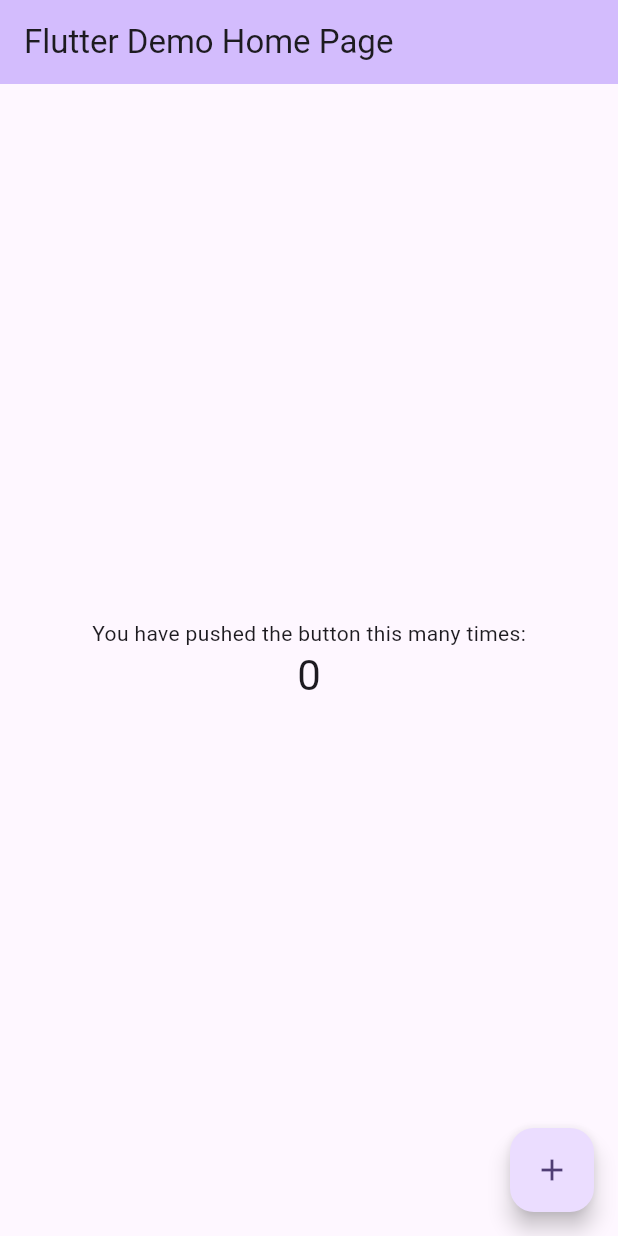
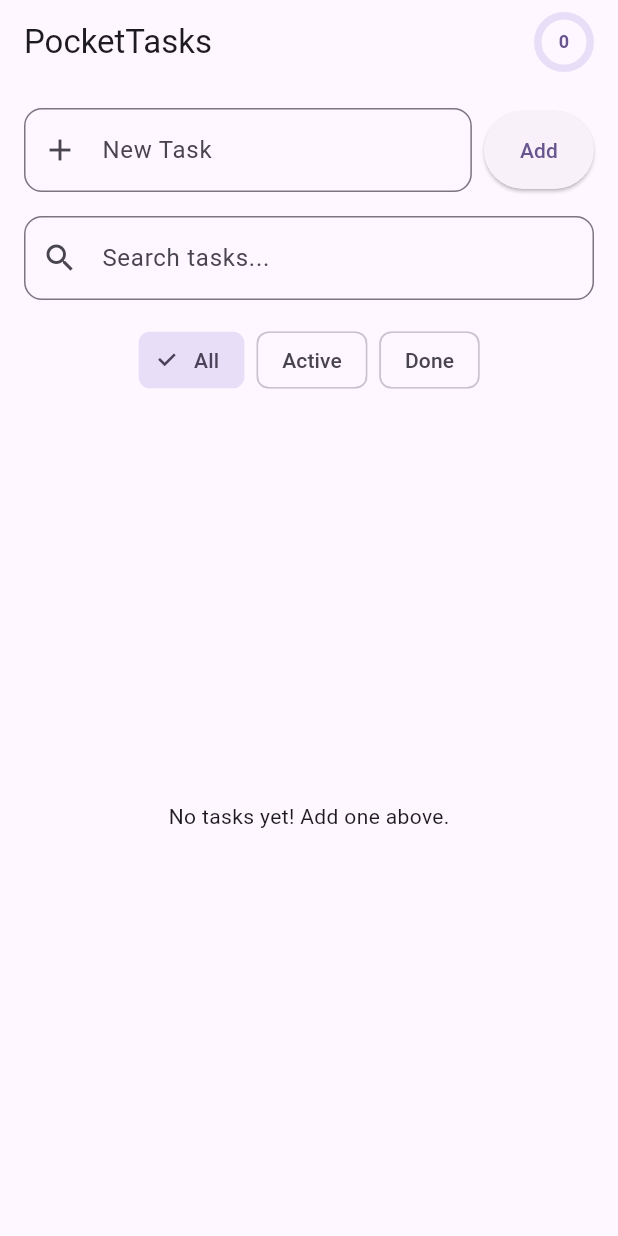
Before and after one commit to Mukesh865/pockettasks, a Flutter app: the screen it shows after launch, on a phone screen of 412 x 824 dp. Run offline on Flutter 3.47's test engine with Material 3 defaults, Android fonts, the phone set to English and light mode, and no system bars; our stand-ins replace shared_preferences.

Commit message:
second commit

```diff
--- a/lib/main.dart
+++ b/lib/main.dart
@@ -1,122 +1,191 @@
 import 'package:flutter/material.dart';
+import 'package:provider/provider.dart';
+import 'dart:async';
+import 'task_model.dart';
+import 'task_provider.dart';
+import 'task_list.dart';
+import 'progress_ring.dart';
 
 void main() {
-  runApp(const MyApp());
+  runApp(const PocketTasksApp());
 }
 
-class MyApp extends StatelessWidget {
-  const MyApp({super.key});
+class PocketTasksApp extends StatelessWidget {
+  const PocketTasksApp({super.key});
 
-  // This widget is the root of your application.
   @override
   Widget build(BuildContext context) {
-    return MaterialApp(
-      title: 'Flutter Demo',
-      theme: ThemeData(
-        // This is the theme of your application.
-        //
-        // TRY THIS: Try running your application with "flutter run". You'll see
-        // the application has a purple toolbar. Then, without quitting the app,
-        // try changing the seedColor in the colorScheme below to Colors.green
-        // and then invoke "hot reload" (save your changes or press the "hot
-        // reload" button in a Flutter-supported IDE, or press "r" if you used
-        // the command line to start the app).
-        //
-        // Notice that the counter didn't reset back to zero; the application
-        // state is not lost during the reload. To reset the state, use hot
-        // restart instead.
-        //
-        // This works for code too, not just values: Most code changes can be
-        // tested with just a hot reload.
-        colorScheme: ColorScheme.fromSeed(seedColor: Colors.deepPurple),
+    return ChangeNotifierProvider(
+      create: (_) => TaskProvider(),
+      child: MaterialApp(
+        title: 'PocketTasks',
+        debugShowCheckedModeBanner: false,
+        theme: ThemeData(
+          colorScheme: ColorScheme.fromSeed(
+            seedColor: Colors.deepPurple,
+            brightness: Brightness.light,
+          ),
+          useMaterial3: true,
+        ),
+        darkTheme: ThemeData(
+          colorScheme: ColorScheme.fromSeed(
+            seedColor: Colors.deepPurple,
+            brightness: Brightness.dark,
+          ),
+          useMaterial3: true,
+        ),
+        home: const TaskManagerScreen(),
       ),
-      home: const MyHomePage(title: 'Flutter Demo Home Page'),
     );
   }
 }
 
-class MyHomePage extends StatefulWidget {
-  const MyHomePage({super.key, required this.title});
-
-  // This widget is the home page of your application. It is stateful, meaning
-  // that it has a State object (defined below) that contains fields that affect
-  // how it looks.
-
-  // This class is the configuration for the state. It holds the values (in this
-  // case the title) provided by the parent (in this case the App widget) and
-  // used by the build method of the State. Fields in a Widget subclass are
-  // always marked "final".
-
-  final String title;
+class TaskManagerScreen extends StatefulWidget {
+  const TaskManagerScreen({super.key});
 
   @override
-  State<MyHomePage> createState() => _MyHomePageState();
+  State<TaskManagerScreen> createState() => _TaskManagerScreenState();
 }
 
-class _MyHomePageState extends State<MyHomePage> {
-  int _counter = 0;
+class _TaskManagerScreenState extends State<TaskManagerScreen> {
+  final TextEditingController _taskController = TextEditingController();
+  final TextEditingController _searchController = TextEditingController();
+  final FocusNode _taskFocusNode = FocusNode();
+  String? _taskErrorText;
+  Timer? _searchDebounce;
 
-  void _incrementCounter() {
-    setState(() {
-      // This call to setState tells the Flutter framework that something has
-      // changed in this State, which causes it to rerun the build method below
-      // so that the display can reflect the updated values. If we changed
-      // _counter without calling setState(), then the build method would not be
-      // called again, and so nothing would appear to happen.
-      _counter++;
+  @override
+  void initState() {
+    super.initState();
+    _searchController.addListener(_onSearchChanged);
+    context.read<TaskProvider>().loadTasks();
+  }
+
+  @override
+  void dispose() {
+    _taskController.dispose();
+    _searchController.dispose();
+    _taskFocusNode.dispose();
+    _searchDebounce?.cancel();
+    super.dispose();
+  }
+
+  void _onSearchChanged() {
+    if (_searchDebounce?.isActive ?? false) _searchDebounce!.cancel();
+    _searchDebounce = Timer(const Duration(milliseconds: 300), () {
+      context.read<TaskProvider>().setSearchQuery(_searchController.text);
     });
+  }
+
+  void _addTask() {
+    final title = _taskController.text.trim();
+    if (title.isEmpty) {
+      setState(() {
+        _taskErrorText = 'Task title cannot be empty';
+      });
+      _taskFocusNode.requestFocus();
+    } else {
+      setState(() {
+        _taskErrorText = null;
+      });
+      context.read<TaskProvider>().addTask(Task(title: title));
+      _taskController.clear();
+      _taskFocusNode.unfocus();
+    }
   }
 
   @override
   Widget build(BuildContext context) {
-    // This method is rerun every time setState is called, for instance as done
-    // by the _incrementCounter method above.
-    //
-    // The Flutter framework has been optimized to make rerunning build methods
-    // fast, so that you can just rebuild anything that needs updating rather
-    // than having to individually change instances of widgets.
     return Scaffold(
       appBar: AppBar(
-        // TRY THIS: Try changing the color here to a specific color (to
-        // Colors.amber, perhaps?) and trigger a hot reload to see the AppBar
-        // change color while the other colors stay the same.
-        backgroundColor: Theme.of(context).colorScheme.inversePrimary,
-        // Here we take the value from the MyHomePage object that was created by
-        // the App.build method, and use it to set our appbar title.
-        title: Text(widget.title),
+        title: const Text('PocketTasks'),
+        centerTitle: false,
+        actions: const [
+          Padding(
+            padding: EdgeInsets.only(right: 16.0),
+            child: ProgressRing(),
+          ),
+        ],
       ),
-      body: Center(
-        // Center is a layout widget. It takes a single child and positions it
-        // in the middle of the parent.
+      body: Padding(
+        padding: const EdgeInsets.all(16.0),
         child: Column(
-          // Column is also a layout widget. It takes a list of children and
-          // arranges them vertically. By default, it sizes itself to fit its
-          // children horizontally, and tries to be as tall as its parent.
-          //
-          // Column has various properties to control how it sizes itself and
-          // how it positions its children. Here we use mainAxisAlignment to
-          // center the children vertically; the main axis here is the vertical
-          // axis because Columns are vertical (the cross axis would be
-          // horizontal).
-          //
-          // TRY THIS: Invoke "debug painting" (choose the "Toggle Debug Paint"
-          // action in the IDE, or press "p" in the console), to see the
-          // wireframe for each widget.
-          mainAxisAlignment: MainAxisAlignment.center,
-          children: <Widget>[
-            const Text('You have pushed the button this many times:'),
-            Text(
-              '$_counter',
-              style: Theme.of(context).textTheme.headlineMedium,
+          children: [
+            Row(
+              children: [
+                Expanded(
+                  child: TextField(
+                    controller: _taskController,
+                    focusNode: _taskFocusNode,
+                    decoration: InputDecoration(
+                      hintText: 'Enter task title...',
+                      labelText: 'New Task',
+                      errorText: _taskErrorText,
+                      border: OutlineInputBorder(
+                        borderRadius: BorderRadius.circular(12),
+                      ),
+                      prefixIcon: const Icon(Icons.add),
+                    ),
+                    onSubmitted: (_) => _addTask(),
+                  ),
+                ),
+                const SizedBox(width: 8),
+                ElevatedButton(
+                  onPressed: _addTask,
+                  style: ElevatedButton.styleFrom(
+                    padding: const EdgeInsets.symmetric(horizontal: 24, vertical: 16),
+                  ),
+                  child: const Text('Add'),
+                ),
+              ],
+            ),
+            const SizedBox(height: 16),
+            TextField(
+              controller: _searchController,
+              decoration: InputDecoration(
+                hintText: 'Search tasks...',
+                border: OutlineInputBorder(
+                  borderRadius: BorderRadius.circular(12),
+                ),
+                prefixIcon: const Icon(Icons.search),
+              ),
+            ),
+            const SizedBox(height: 16),
+            Consumer<TaskProvider>(
+              builder: (context, taskProvider, child) {
+                return SingleChildScrollView(
+                  scrollDirection: Axis.horizontal,
+                  child: Row(
+                    children: [
+                      FilterChip(
+                        label: const Text('All'),
+                        selected: taskProvider.currentFilter == TaskFilter.all,
+                        onSelected: (_) => taskProvider.setFilter(TaskFilter.all),
+                      ),
+                      const SizedBox(width: 8),
+                      FilterChip(
+                        label: const Text('Active'),
+                        selected: taskProvider.currentFilter == TaskFilter.active,
+                        onSelected: (_) => taskProvider.setFilter(TaskFilter.active),
+                      ),
+                      const SizedBox(width: 8),
+                      FilterChip(
+                        label: const Text('Done'),
+                        selected: taskProvider.currentFilter == TaskFilter.done,
+                        onSelected: (_) => taskProvider.setFilter(TaskFilter.done),
+                      ),
+                    ],
+                  ),
+                );
+              },
+            ),
+            const SizedBox(height: 16),
+            const Expanded(
+              child: TaskList(),
             ),
           ],
         ),
       ),
-      floatingActionButton: FloatingActionButton(
-        onPressed: _incrementCounter,
-        tooltip: 'Increment',
-        child: const Icon(Icons.add),
-      ), // This trailing comma makes auto-formatting nicer for build methods.
     );
   }
 }
--- /dev/null
+++ b/lib/progress_ring.dart
@@ -0,0 +1,102 @@
+import 'package:flutter/material.dart';
+import 'package:provider/provider.dart';
+import 'task_provider.dart';
+
+class ProgressRing extends StatelessWidget {
+  const ProgressRing({super.key});
+
+  @override
+  Widget build(BuildContext context) {
+    return Consumer<TaskProvider>(
+      builder: (context, taskProvider, child) {
+        final progress = taskProvider.completionProgress;
+        final colorScheme = Theme.of(context).colorScheme;
+        return Tooltip(
+          message: '${(progress * 100).toStringAsFixed(0)}% Complete',
+          child: SizedBox(
+            width: 40,
+            height: 40,
+            child: CustomPaint(
+              painter: _ProgressRingPainter(
+                progress: progress,
+                primaryColor: colorScheme.primary,
+                backgroundColor: colorScheme.secondaryContainer,
+              ),
+            ),
+          ),
+        );
+      },
+    );
+  }
+}
+
+class _ProgressRingPainter extends CustomPainter {
+  final double progress;
+  final Color primaryColor;
+  final Color backgroundColor;
+
+  _ProgressRingPainter({
+    required this.progress,
+    required this.primaryColor,
+    required this.backgroundColor,
+  });
+
+  @override
+  void paint(Canvas canvas, Size size) {
+    final strokeWidth = 5.0;
+    final center = Offset(size.width / 2, size.height / 2);
+    final radius = size.width / 2 - strokeWidth / 2;
+
+    // Background circle
+    final backgroundPaint = Paint()
+      ..color = backgroundColor
+      ..style = PaintingStyle.stroke
+      ..strokeWidth = strokeWidth;
+    canvas.drawCircle(center, radius, backgroundPaint);
+
+    // Progress arc
+    final progressPaint = Paint()
+      ..color = primaryColor
+      ..style = PaintingStyle.stroke
+      ..strokeWidth = strokeWidth
+      ..strokeCap = StrokeCap.round;
+    const double sweepAngle = 2 * 3.14159265359;
+    canvas.drawArc(
+      Rect.fromCircle(center: center, radius: radius),
+      -3.14159265359 / 2, // Start angle at top
+      sweepAngle * progress,
+      false,
+      progressPaint,
+    );
+
+    // Text for percentage
+    final textSpan = TextSpan(
+      text: '${(progress * 100).toStringAsFixed(0)}',
+      style: TextStyle(
+        fontSize: 12,
+        fontWeight: FontWeight.bold,
+        color: primaryColor,
+      ),
+    );
+    final textPainter = TextPainter(
+      text: textSpan,
+      textAlign: TextAlign.center,
+      textDirection: TextDirection.ltr,
+    );
+    textPainter.layout(minWidth: 0, maxWidth: size.width);
+    textPainter.paint(
+      canvas,
+      Offset(
+        center.dx - textPainter.width / 2,
+        center.dy - textPainter.height / 2,
+      ),
+    );
+  }
+
+  @override
+  bool shouldRepaint(covariant _ProgressRingPainter oldDelegate) {
+    return oldDelegate.progress != progress ||
+        oldDelegate.primaryColor != primaryColor ||
+        oldDelegate.backgroundColor != backgroundColor;
+  }
+}
--- /dev/null
+++ b/lib/task_list.dart
@@ -0,0 +1,90 @@
+import 'package:flutter/material.dart';
+import 'package:provider/provider.dart';
+import 'task_provider.dart';
+import 'task_model.dart';
+
+class TaskList extends StatelessWidget {
+  const TaskList({super.key});
+
+  void _showSnackBar(BuildContext context, String message, {VoidCallback? onUndo}) {
+    ScaffoldMessenger.of(context).hideCurrentSnackBar();
+    ScaffoldMessenger.of(context).showSnackBar(
+      SnackBar(
+        content: Text(message),
+        action: onUndo != null
+            ? SnackBarAction(
+          label: 'Undo',
+          onPressed: onUndo,
+        )
+            : null,
+      ),
+    );
+  }
+
+  @override
+  Widget build(BuildContext context) {
+    return Consumer<TaskProvider>(
+      builder: (context, taskProvider, child) {
+        final tasks = taskProvider.filteredTasks;
+        if (tasks.isEmpty && taskProvider.tasks.isNotEmpty) {
+          return const Center(child: Text('No tasks match the current filter or search.'));
+        } else if (tasks.isEmpty) {
+          return const Center(child: Text('No tasks yet! Add one above.'));
+        }
+
+        return ListView.builder(
+          itemCount: tasks.length,
+          itemBuilder: (context, index) {
+            final task = tasks[index];
+            return Dismissible(
+              key: Key(task.id),
+              direction: DismissDirection.horizontal,
+              onDismissed: (direction) {
+                taskProvider.removeTask(task);
+                _showSnackBar(
+                  context,
+                  'Task "${task.title}" deleted.',
+                  onUndo: () {
+                    taskProvider.addTask(task); // Re-add the task on undo
+                  },
+                );
+              },
+              background: Container(
+                color: Colors.red,
+                alignment: Alignment.centerRight,
+                padding: const EdgeInsets.symmetric(horizontal: 20),
+                child: const Icon(Icons.delete, color: Colors.white),
+              ),
+              child: Card(
+                elevation: 1,
+                margin: const EdgeInsets.symmetric(vertical: 4),
+                child: CheckboxListTile(
+                  title: Text(
+                    task.title,
+                    style: TextStyle(
+                      decoration: task.isCompleted
+                          ? TextDecoration.lineThrough
+                          : TextDecoration.none,
+                      fontStyle: task.isCompleted ? FontStyle.italic : FontStyle.normal,
+                      color: task.isCompleted
+                          ? Theme.of(context).colorScheme.onSurface.withOpacity(0.6)
+                          : null,
+                    ),
+                  ),
+                  value: task.isCompleted,
+                  onChanged: (_) {
+                    taskProvider.toggleTaskCompletion(task);
+                    final message = task.isCompleted
+                        ? 'Task "${task.title}" marked as complete.'
+                        : 'Task "${task.title}" marked as active.';
+                    _showSnackBar(context, message);
+                  },
+                ),
+              ),
+            );
+          },
+        );
+      },
+    );
+  }
+}
--- /dev/null
+++ b/lib/task_model.dart
@@ -0,0 +1,27 @@
+class Task {
+  String id;
+  String title;
+  bool isCompleted;
+
+  Task({
+    required this.title,
+    this.isCompleted = false,
+  }) : id = DateTime.now().millisecondsSinceEpoch.toString();
+
+  factory Task.fromJson(Map<String, dynamic> json) {
+    return Task(
+      title: json['title'] as String,
+      isCompleted: json['isCompleted'] as bool,
+    )..id = json['id'] as String;
+  }
+
+  Map<String, dynamic> toJson() {
+    return {
+      'id': id,
+      'title': title,
+      'isCompleted': isCompleted,
+    };
+  }
+}
+
+enum TaskFilter { all, active, done }
--- /dev/null
+++ b/lib/task_provider.dart
@@ -0,0 +1,89 @@
+import 'package:flutter/foundation.dart';
+import 'package:shared_preferences/shared_preferences.dart';
+import 'dart:convert';
+import 'task_model.dart';
+
+class TaskProvider with ChangeNotifier {
+  List<Task> _tasks = [];
+  TaskFilter _currentFilter = TaskFilter.all;
+  String _searchQuery = '';
+  static const String _tasksKey = 'pocket_tasks_v1';
+
+  List<Task> get tasks => _tasks;
+  TaskFilter get currentFilter => _currentFilter;
+  String get searchQuery => _searchQuery;
+
+  List<Task> get filteredTasks {
+    Iterable<Task> filtered = _tasks;
+    if (_searchQuery.isNotEmpty) {
+      filtered = filtered.where((task) =>
+          task.title.toLowerCase().contains(_searchQuery.toLowerCase()));
+    }
+    switch (_currentFilter) {
+      case TaskFilter.active:
+        filtered = filtered.where((task) => !task.isCompleted);
+        break;
+      case TaskFilter.done:
+        filtered = filtered.where((task) => task.isCompleted);
+        break;
+      case TaskFilter.all:
+        break;
+    }
+    return filtered.toList();
+  }
+
+  double get completionProgress {
+    if (_tasks.isEmpty) {
+      return 0.0;
+    }
+    final completedCount = _tasks.where((task) => task.isCompleted).length;
+    return completedCount / _tasks.length;
+  }
+
+  Future<void> loadTasks() async {
+    final prefs = await SharedPreferences.getInstance();
+    final jsonString = prefs.getString(_tasksKey);
+    if (jsonString != null) {
+      final List<dynamic> jsonList = json.decode(jsonString);
+      _tasks = jsonList.map((json) => Task.fromJson(json)).toList();
+      notifyListeners();
+    }
+  }
+
+  Future<void> _saveTasks() async {
+    final prefs = await SharedPreferences.getInstance();
+    final jsonList = _tasks.map((task) => task.toJson()).toList();
+    await prefs.setString(_tasksKey, json.encode(jsonList));
+  }
+
+  void addTask(Task task) {
+    _tasks.add(task);
+    _saveTasks();
+    notifyListeners();
+  }
+
+  void removeTask(Task task) {
+    _tasks.removeWhere((t) => t.id == task.id);
+    _saveTasks();
+    notifyListeners();
+  }
+
+  void toggleTaskCompletion(Task task) {
+    final index = _tasks.indexWhere((t) => t.id == task.id);
+    if (index != -1) {
+      _tasks[index].isCompleted = !_tasks[index].isCompleted;
+      _saveTasks();
+      notifyListeners();
+    }
+  }
+
+  void setFilter(TaskFilter filter) {
+    _currentFilter = filter;
+    notifyListeners();
+  }
+
+  void setSearchQuery(String query) {
+    _searchQuery = query;
+    notifyListeners();
+  }
+}
--- a/pubspec.yaml
+++ b/pubspec.yaml
@@ -34,6 +34,8 @@ dependencies:
   # The following adds the Cupertino Icons font to your application.
   # Use with the CupertinoIcons class for iOS style icons.
   cupertino_icons: ^1.0.8
+  provider: ^6.1.5+1
+  shared_preferences: ^2.5.3
 
 dev_dependencies:
   flutter_test:
```
Also changed, not shown: pubspec.lock, 3 other files.
